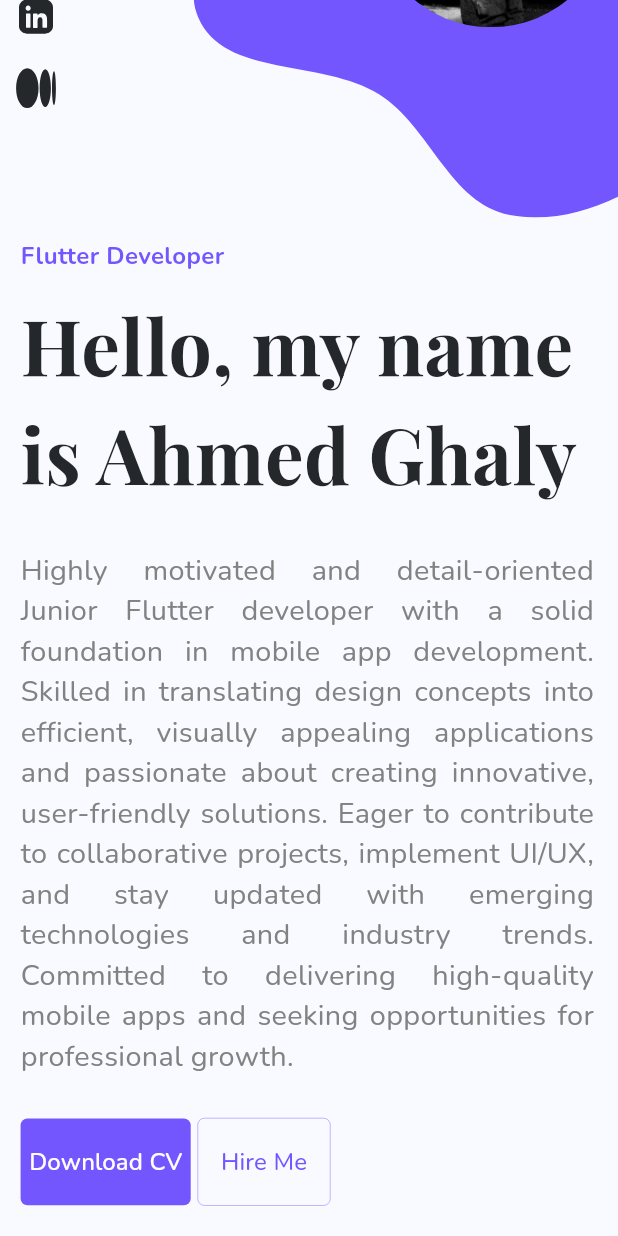
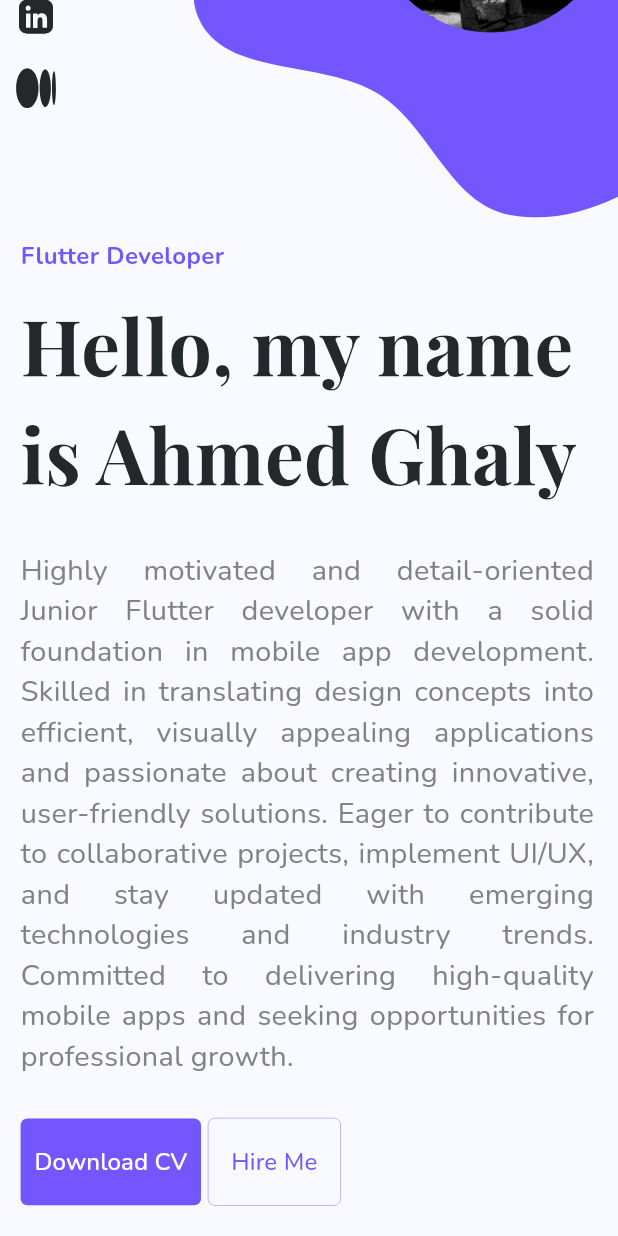
Before and after one commit to ahmedghaly15/Personal-Portfolio, a Flutter app: the screen it shows after launch, scrolled down 193 dp, on a phone screen of 412 x 824 dp. Run offline on Flutter 3.47's test engine with Material 3 defaults, Android fonts, the phone set to English and light mode, and no system bars; our stand-ins replace animate_do, flutter_bloc, flutter_screenutil, flutter_svg, get_it, percent_indicator and 1 more; missing offline and left inert: file_saver.

Commit message:
Updated MainButton widget

```diff
--- a/lib/src/core/utils/app_constants.dart
+++ b/lib/src/core/utils/app_constants.dart
@@ -55,11 +55,12 @@ class AppConstants {
         ),
         AppTextStyles.playfairFont64Bold(context).copyWith(
           color: context.isDarkModeActive
-              ? Colors.white60
+              ? Colors.white
               : AppColors.closeToBlackColor,
         ),
         AppTextStyles.nunitoFont24Regular(context).copyWith(
-          color: AppColors.mediumGrey,
+          color:
+              context.isDarkModeActive ? Colors.white60 : AppColors.mediumGrey,
         ),
       ];
 
--- a/lib/src/core/widgets/main_button.dart
+++ b/lib/src/core/widgets/main_button.dart
@@ -65,8 +65,11 @@ class MainButton extends StatelessWidget {
             : border,
       ),
       child: MaterialButton(
-        padding:
-            padding ?? EdgeInsets.symmetric(horizontal: 20.w, vertical: 20.h),
+        padding: padding ??
+            EdgeInsets.symmetric(
+              horizontal: 32.w,
+              vertical: 20.h,
+            ),
         onPressed: onPressed,
         shape: RoundedRectangleBorder(
           borderRadius: BorderRadiusDirectional.circular(
@@ -74,8 +77,7 @@ class MainButton extends StatelessWidget {
           ),
         ),
         child: child ??
-            FittedBox(
-              child: Text(
+            Text(
               context.translate(textKey!),
               style: textStyle ??
                   AppTextStyles.nunitoFont20Medium(context).copyWith(
@@ -84,7 +86,6 @@ class MainButton extends StatelessWidget {
                     color: isOutlined
                         ? AppColors.primaryColor
                         : textColor ?? Colors.white,
-                    ),
                   ),
             ),
       ),
--- a/lib/src/widgets/tabs_and_my_image.dart
+++ b/lib/src/widgets/tabs_and_my_image.dart
@@ -41,7 +41,7 @@ class TabsAndMyImage extends StatelessWidget {
               )
             : headerWidget!,
         PositionedDirectional(
-          top: 56.h,
+          top: 60.h,
           end: isArabic ? null : 16.w,
           start: isArabic ? 16.w : null,
           // bottom: 0,
```
Lines whose indentation alone changed are shown as unchanged.
